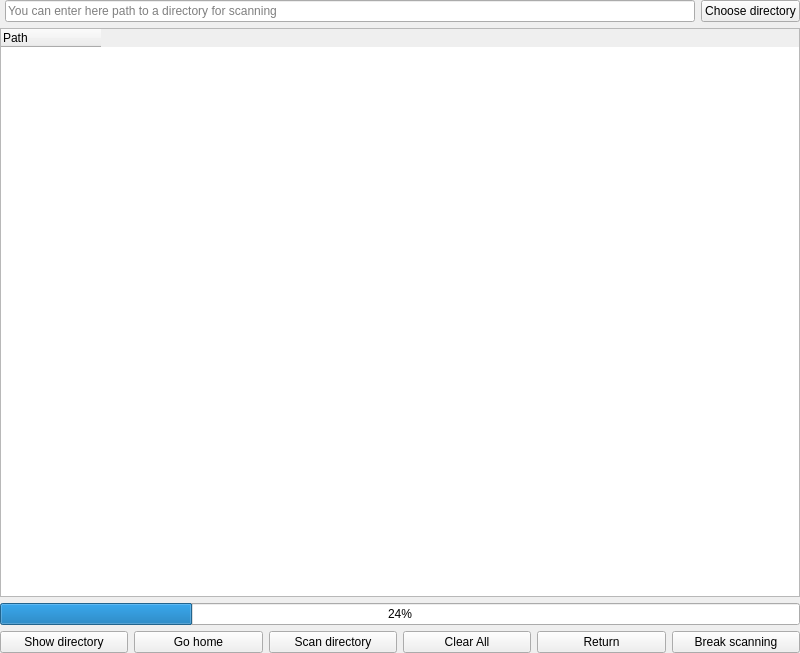
Qt form src/mainwindow.ui (CaelmBleidd/find_duplicates) before a commit.
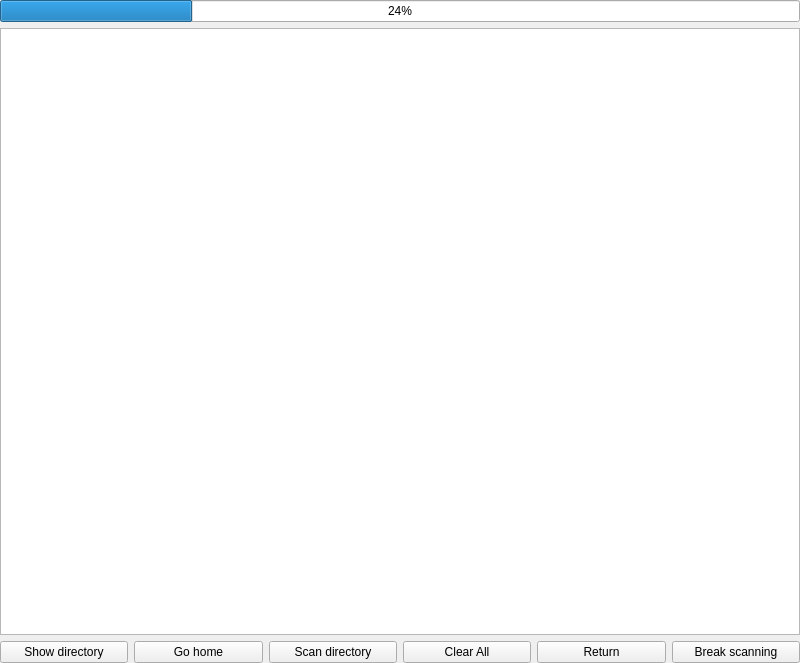
The same form after that commit.

```diff
--- a/src/mainwindow.ui
+++ b/src/mainwindow.ui
@@ -7,7 +7,7 @@
     <x>0</x>
     <y>0</y>
     <width>800</width>
-    <height>653</height>
+    <height>663</height>
    </rect>
   </property>
   <property name="sizePolicy">
@@ -36,8 +36,28 @@
     <property name="bottomMargin">
      <number>0</number>
     </property>
-    <item row="1" column="0">
-     <widget class="QTreeWidget" name="treeWidget">
+    <item row="0" column="0">
+     <layout class="QHBoxLayout" name="pathLayout">
+      <item>
+       <spacer name="horizontalSpacer">
+        <property name="orientation">
+         <enum>Qt::Horizontal</enum>
+        </property>
+        <property name="sizeType">
+         <enum>QSizePolicy::Fixed</enum>
+        </property>
+        <property name="sizeHint" stdset="0">
+         <size>
+          <width>5</width>
+          <height>0</height>
+         </size>
+        </property>
+       </spacer>
+      </item>
+     </layout>
+    </item>
+    <item row="2" column="0">
+     <widget class="QListWidget" name="listWidget">
       <property name="enabled">
        <bool>true</bool>
       </property>
@@ -50,36 +70,9 @@
       <property name="selectionMode">
        <enum>QAbstractItemView::ExtendedSelection</enum>
       </property>
-      <property name="headerHidden">
-       <bool>false</bool>
-      </property>
-      <attribute name="headerMinimumSectionSize">
-       <number>100</number>
-      </attribute>
-      <attribute name="headerStretchLastSection">
-       <bool>false</bool>
-      </attribute>
-      <column>
-       <property name="text">
-        <string>Path</string>
-       </property>
-      </column>
      </widget>
     </item>
-    <item row="2" column="0">
-     <widget class="QProgressBar" name="progressBar">
-      <property name="sizePolicy">
-       <sizepolicy hsizetype="Expanding" vsizetype="Fixed">
-        <horstretch>0</horstretch>
-        <verstretch>0</verstretch>
-       </sizepolicy>
-      </property>
-      <property name="value">
-       <number>24</number>
-      </property>
-     </widget>
-    </item>
-    <item row="3" column="0">
+    <item row="4" column="0">
      <layout class="QHBoxLayout" name="buttonsLayout">
       <item>
        <widget class="QPushButton" name="actionShow_directory">
@@ -125,48 +118,18 @@
       </item>
      </layout>
     </item>
-    <item row="0" column="0">
-     <layout class="QHBoxLayout" name="pathLayout">
-      <item>
-       <spacer name="horizontalSpacer">
-        <property name="orientation">
-         <enum>Qt::Horizontal</enum>
-        </property>
-        <property name="sizeType">
-         <enum>QSizePolicy::Fixed</enum>
-        </property>
-        <property name="sizeHint" stdset="0">
-         <size>
-          <width>5</width>
-          <height>0</height>
-         </size>
-        </property>
-       </spacer>
-      </item>
-      <item>
-       <widget class="QLineEdit" name="lineEdit">
-        <property name="sizePolicy">
-         <sizepolicy hsizetype="Expanding" vsizetype="Fixed">
-          <horstretch>0</horstretch>
-          <verstretch>0</verstretch>
-         </sizepolicy>
-        </property>
-        <property name="placeholderText">
-         <string>You can enter here path to a directory for scanning</string>
-        </property>
-        <property name="clearButtonEnabled">
-         <bool>false</bool>
-        </property>
-       </widget>
-      </item>
-      <item>
-       <widget class="QPushButton" name="actionChoose_directory">
-        <property name="text">
-         <string>Choose directory</string>
-        </property>
-       </widget>
-      </item>
-     </layout>
+    <item row="1" column="0">
+     <widget class="QProgressBar" name="progressBar">
+      <property name="sizePolicy">
+       <sizepolicy hsizetype="Expanding" vsizetype="Fixed">
+        <horstretch>0</horstretch>
+        <verstretch>0</verstretch>
+       </sizepolicy>
+      </property>
+      <property name="value">
+       <number>24</number>
+      </property>
+     </widget>
     </item>
    </layout>
   </widget>
```
